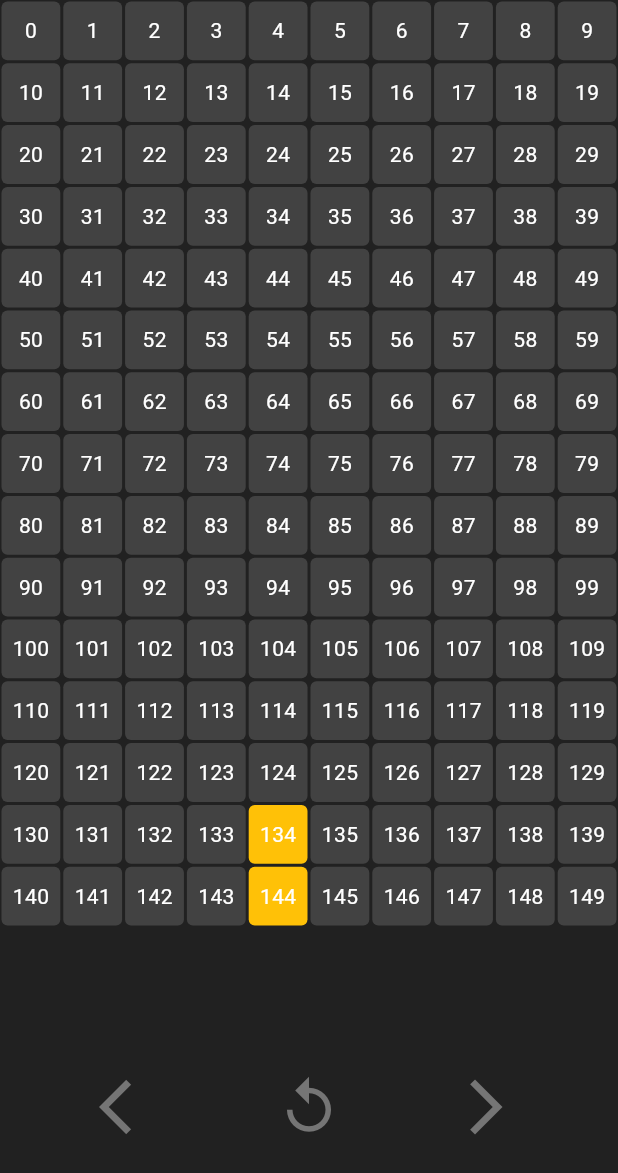
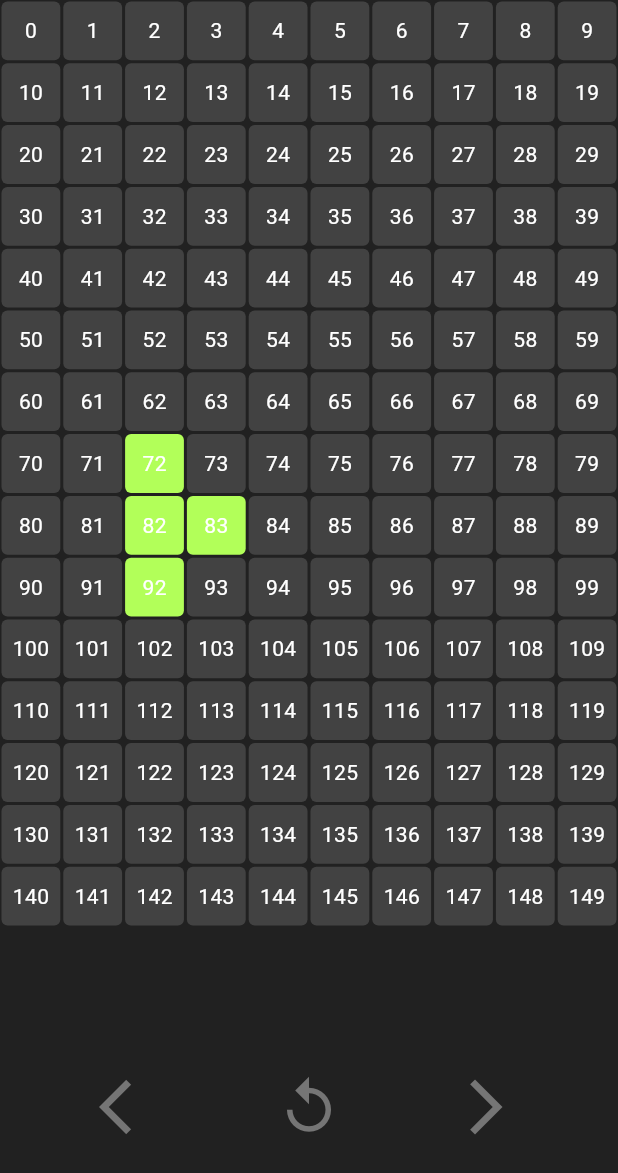
Before and after one commit to IkramulHasanTanvir/TetrisGame, a Flutter app: the screen it shows after launch, after a tap on the "arrow back ios" icon, on a phone screen of 412 x 824 dp. Shown: the top 1173 px of the screen. Run offline on Flutter 3.47's test engine with Material 3 defaults, Android fonts, the phone set to English and light mode, and no system bars.

Commit message:
pera khacchi

```diff
--- a/lib/screens/game_board_screen.dart
+++ b/lib/screens/game_board_screen.dart
@@ -1,10 +1,18 @@
 import 'dart:async';
-
+import 'dart:math';
 import 'package:flutter/material.dart';
 import 'package:tetris_game/widgets/Piece.dart';
 import 'package:tetris_game/widgets/control_button.dart';
 import 'package:tetris_game/widgets/pixel.dart';
 import 'package:tetris_game/widgets/values.dart';
+
+List<List<Tetromino?>> gameBoard = List.generate(
+  columnLength,
+  (i) => List.generate(
+    rowLength,
+    (j) => null,
+  ),
+);
 
 class GameBoardScreen extends StatefulWidget {
   const GameBoardScreen({super.key});
@@ -14,7 +22,7 @@ class GameBoardScreen extends StatefulWidget {
 }
 
 class _GameBoardScreenState extends State<GameBoardScreen> {
-  Piece currentPiece = Piece(type: Tetromino.L);
+  Piece currentPiece = Piece(type: Tetromino.T);
 
   @override
   void initState() {
@@ -24,13 +32,14 @@ class _GameBoardScreenState extends State<GameBoardScreen> {
 
   void startGame() {
     currentPiece.initializePiece();
-    Duration frameRate = const Duration(milliseconds: 600);
+    Duration frameRate = const Duration(milliseconds: 800);
     gameLoop(frameRate);
   }
 
   void gameLoop(Duration frameRate) {
     Timer.periodic(frameRate, (timer) {
       currentPiece.movePiece(Direction.down);
+      checkLanding();
       setState(() {});
     });
   }
@@ -49,27 +58,87 @@ class _GameBoardScreenState extends State<GameBoardScreen> {
                   gridDelegate: SliverGridDelegateWithFixedCrossAxisCount(
                       crossAxisCount: rowLength),
                   itemBuilder: (context, index) {
+                    int row = (index / rowLength).floor();
+                    int column = (index % rowLength);
                     if (currentPiece.position.contains(index)) {
                       return Pixel(
-                        color: Colors.amber,
-                        child: index,
+                        color: currentPiece.color,
+                        child: index.toString(),
                       );
+                    } else if (gameBoard[row][column] != null) {
+                      final Tetromino? tetrominoType = gameBoard[row][column];
+                      return Pixel(
+                          color: tetrominoColors[tetrominoType], child: '');
                     } else {
                       return Pixel(
                         color: Colors.grey.shade800,
-                        child: index,
+                        child: index.toString(),
                       );
                     }
                   }),
             ),
             ControlButton(
-              onTapMoveLeft: () {},
-              onTapRotate: () {},
-              onTapMoveRight: () {},
-            ),
+                onTapMoveLeft: onTapMoveLeft,
+                onTapRotate: () {},
+                onTapMoveRight: onTapMoveRight),
           ],
         ),
       ),
     );
   }
+
+  bool checkCollision(Direction direction) {
+    for (int i = 0; i < currentPiece.position.length; i++) {
+      int row = (currentPiece.position[i] / rowLength).floor();
+      int column = (currentPiece.position[i] % rowLength);
+
+      if (direction == Direction.left) {
+        column -= 1;
+      } else if (direction == Direction.right) {
+        column += 1;
+      } else if (direction == Direction.down) {
+        row += 1;
+      }
+      if (row >= columnLength || column < 0 || column >= rowLength) {
+        return true;
+      }
+    }
+    return false;
+  }
+
+  void checkLanding() {
+    if (checkCollision(Direction.down)) {
+      for (int i = 0; i < currentPiece.position.length; i++) {
+        int row = (currentPiece.position[i] / rowLength).floor();
+        int column = (currentPiece.position[i] % rowLength);
+
+        if (row >= 0 && column >= 0) {
+          gameBoard[row][column] = currentPiece.type;
+        }
+      }
+      createNewPiece();
+    }
+  }
+
+  void createNewPiece() {
+    Random random = Random();
+    Tetromino randomType =
+        Tetromino.values[random.nextInt(Tetromino.values.length)];
+    currentPiece = Piece(type: randomType);
+    currentPiece.initializePiece();
+  }
+
+  void onTapMoveLeft() {
+    if (!checkCollision(Direction.left)) {
+      currentPiece.movePiece(Direction.left);
+      setState(() {});
+    }
+  }
+
+  void onTapMoveRight() {
+    if (!checkCollision(Direction.right)) {
+      currentPiece.movePiece(Direction.right);
+      setState(() {});
+    }
+  }
 }
--- a/lib/widgets/Piece.dart
+++ b/lib/widgets/Piece.dart
@@ -1,3 +1,5 @@
+import 'dart:ui';
+
 import 'package:tetris_game/widgets/values.dart';
 
 class Piece {
@@ -7,29 +9,28 @@ class Piece {
 
   List<int> position = [];
 
+  Color get color {
+    return tetrominoColors[type] ?? const Color(0xFFFFFFFF);
+  }
+
   void initializePiece() {
     switch (type) {
       case Tetromino.L:
-        position = [
-          4,
-          14,
-          24,
-          25,
-        ];
+        position = [-26, -16, -6, -5];
+      case Tetromino.J:
+        position = [-25, -15, -5, -6];
+      case Tetromino.I:
+        position = [-4, -5, -6, -7];
+      case Tetromino.O:
+        position = [-15, -16, -5, -6];
+      case Tetromino.S:
+        position = [-6, -5, -15, -14];
+      case Tetromino.Z:
+        position = [-5, -6, -16, -17];
+      case Tetromino.T:
+        position = [-6, -16, -15, -26];
         break;
       default:
-      /*case Tetromino.J:
-      // TODO: Handle this case.
-      case Tetromino.I:
-      // TODO: Handle this case.
-      case Tetromino.O:
-      // TODO: Handle this case.
-      case Tetromino.S:
-      // TODO: Handle this case.
-      case Tetromino.Z:
-      // TODO: Handle this case.
-      case Tetromino.T:
-      // TODO: Handle this case.*/
     }
   }
 
--- a/lib/widgets/pixel.dart
+++ b/lib/widgets/pixel.dart
@@ -3,8 +3,8 @@ import 'package:flutter/material.dart';
 class Pixel extends StatelessWidget {
   const Pixel({super.key, required this.color, this.child});
 
-  final Color color;
-  final int? child;
+  final dynamic color;
+  final String? child;
 
   @override
   Widget build(BuildContext context) {
--- a/lib/widgets/values.dart
+++ b/lib/widgets/values.dart
@@ -1,3 +1,5 @@
+import 'package:flutter/material.dart';
+
 int rowLength = 10;
 int columnLength = 15;
 
@@ -46,3 +48,13 @@ o o
   o
 
 */
+
+const Map<Tetromino, Color> tetrominoColors = {
+  Tetromino.L: Colors.amber,
+  Tetromino.J: Colors.red,
+  Tetromino.I: Colors.blue,
+  Tetromino.O: Colors.pink,
+  Tetromino.S: Colors.green,
+  Tetromino.Z: Colors.deepPurple,
+  Tetromino.T: Colors.lightGreenAccent,
+};
```
